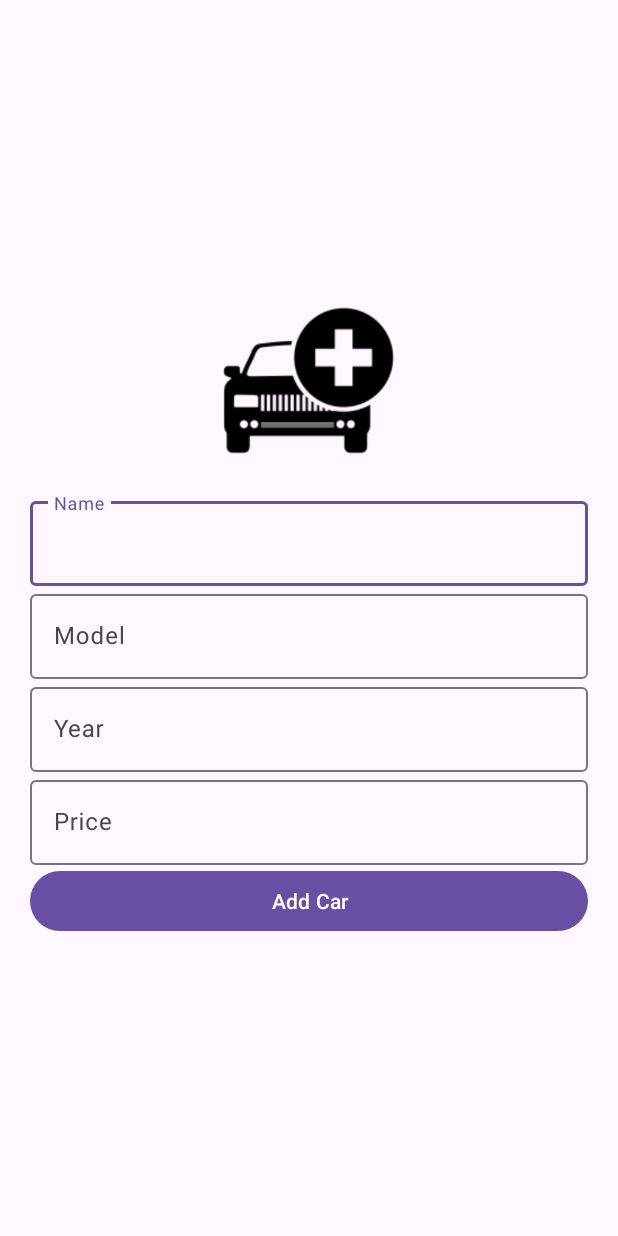
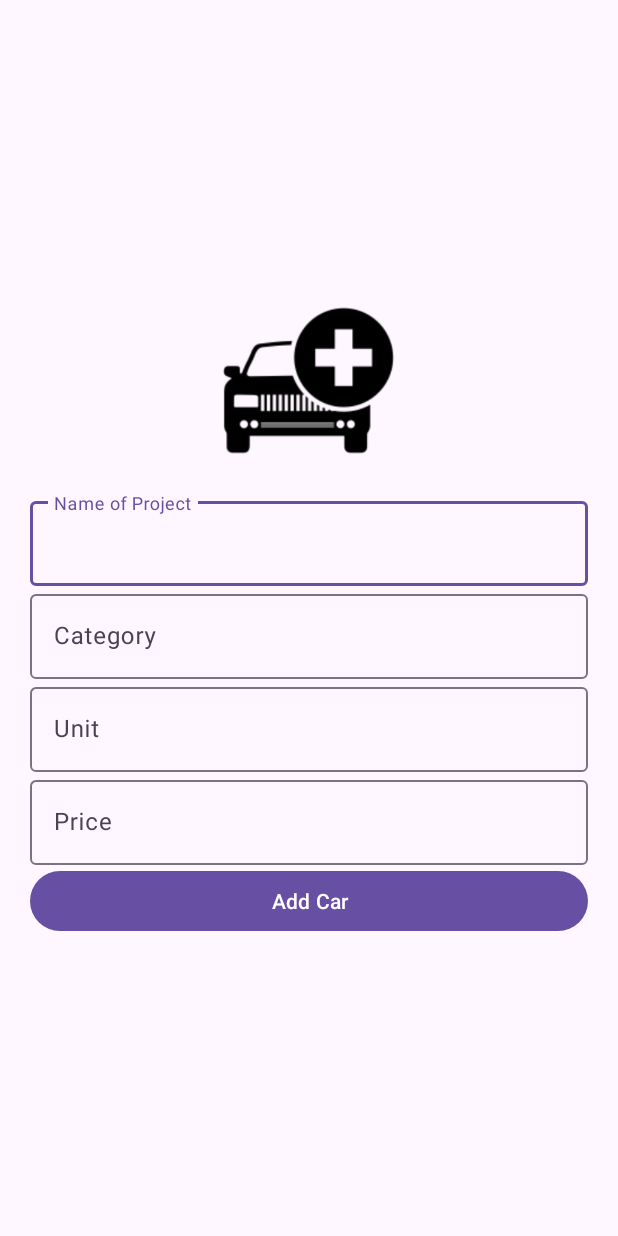
Before and after one commit to mcdivine2/CarFinals, an Android app: the AddCar screen opened directly, with no data from a screen before it, on a phone screen of 412 x 824 dp. Run offline under Robolectric (Android 15) with nearby library versions, the phone set to English and light mode, and no system bars; our stand-ins replace Firebase (no records; nobody signed in at launch, a user with empty details on screens opened directly).

Commit message:
change car to items scenario

```diff
--- a/app/src/main/res/layout/activity_addcar.xml
+++ b/app/src/main/res/layout/activity_addcar.xml
@@ -34,7 +34,7 @@
                     android:id="@+id/txtCarName"
                     android:layout_width="match_parent"
                     android:layout_height="wrap_content"
-                    android:hint="Name" />
+                    android:hint="Name of Project" />
             </com.google.android.material.textfield.TextInputLayout>
 
             <com.google.android.material.textfield.TextInputLayout
@@ -45,7 +45,7 @@
                     android:id="@+id/txtCarModel"
                     android:layout_width="match_parent"
                     android:layout_height="wrap_content"
-                    android:hint="Model" />
+                    android:hint="Category" />
             </com.google.android.material.textfield.TextInputLayout>
 
             <com.google.android.material.textfield.TextInputLayout
@@ -56,7 +56,7 @@
                     android:id="@+id/txtCarYear"
                     android:layout_width="match_parent"
                     android:layout_height="wrap_content"
-                    android:hint="Year" />
+                    android:hint="Unit" />
             </com.google.android.material.textfield.TextInputLayout>
 
             <com.google.android.material.textfield.TextInputLayout
```
